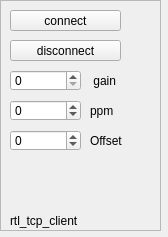
First picture: the form in dab-maxi/qt-devices/rtl_tcp/rtl_tcp-widget.ui, repository JvanKatwijk/qt-dab, before the edit.
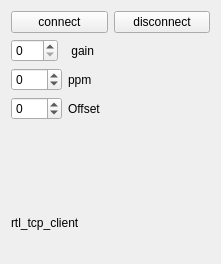
Second picture: the form after the edit.

What changed in the file:
```diff
--- a/dab-maxi/qt-devices/rtl_tcp/rtl_tcp-widget.ui
+++ b/dab-maxi/qt-devices/rtl_tcp/rtl_tcp-widget.ui
@@ -6,172 +6,93 @@
    <rect>
     <x>0</x>
     <y>0</y>
-    <width>168</width>
-    <height>237</height>
+    <width>221</width>
+    <height>264</height>
    </rect>
   </property>
   <property name="windowTitle">
    <string>rtl-tcp control</string>
   </property>
-  <widget class="QFrame" name="frame">
-   <property name="geometry">
-    <rect>
-     <x>0</x>
-     <y>0</y>
-     <width>161</width>
-     <height>231</height>
-    </rect>
-   </property>
-   <property name="frameShape">
-    <enum>QFrame::StyledPanel</enum>
-   </property>
-   <property name="frameShadow">
-    <enum>QFrame::Raised</enum>
-   </property>
-   <widget class="QLabel" name="label">
-    <property name="geometry">
-     <rect>
-      <x>10</x>
-      <y>210</y>
-      <width>111</width>
-      <height>21</height>
-     </rect>
-    </property>
-    <property name="text">
-     <string>rtl_tcp_client</string>
-    </property>
-   </widget>
-   <widget class="QLabel" name="state">
-    <property name="geometry">
-     <rect>
-      <x>10</x>
-      <y>160</y>
-      <width>141</width>
-      <height>41</height>
-     </rect>
-    </property>
-    <property name="text">
-     <string/>
-    </property>
-   </widget>
+  <layout class="QVBoxLayout" name="verticalLayout">
+   <item>
+    <layout class="QHBoxLayout" name="horizontalLayout">
+     <item>
    <widget class="QPushButton" name="tcp_connect">
-    <property name="geometry">
-     <rect>
-      <x>10</x>
-      <y>10</y>
-      <width>111</width>
-      <height>21</height>
-     </rect>
-    </property>
     <property name="text">
      <string>connect</string>
     </property>
    </widget>
+     </item>
+     <item>
    <widget class="QPushButton" name="tcp_disconnect">
-    <property name="geometry">
-     <rect>
-      <x>10</x>
-      <y>40</y>
-      <width>111</width>
-      <height>21</height>
-     </rect>
-    </property>
     <property name="text">
      <string>disconnect</string>
     </property>
    </widget>
-   <widget class="QLabel" name="connectedLabel">
-    <property name="geometry">
-     <rect>
-      <x>10</x>
-      <y>159</y>
-      <width>131</width>
-      <height>31</height>
-     </rect>
-    </property>
-    <property name="text">
-     <string/>
-    </property>
-   </widget>
+     </item>
+    </layout>
+   </item>
+   <item>
+    <layout class="QFormLayout" name="formLayout">
+     <item row="0" column="0">
    <widget class="QSpinBox" name="tcp_gain">
-    <property name="geometry">
-     <rect>
-      <x>10</x>
-      <y>70</y>
-      <width>71</width>
-      <height>21</height>
-     </rect>
-    </property>
     <property name="maximum">
      <number>999</number>
     </property>
    </widget>
-   <widget class="QSpinBox" name="tcp_ppm">
-    <property name="geometry">
-     <rect>
-      <x>10</x>
-      <y>100</y>
-      <width>71</width>
-      <height>21</height>
-     </rect>
-    </property>
-    <property name="minimum">
-     <number>-100</number>
-    </property>
-   </widget>
+     </item>
+     <item row="0" column="1">
    <widget class="QLabel" name="label_2">
-    <property name="geometry">
-     <rect>
-      <x>90</x>
-      <y>70</y>
-      <width>51</width>
-      <height>21</height>
-     </rect>
-    </property>
     <property name="text">
      <string> gain</string>
     </property>
    </widget>
+     </item>
+     <item row="1" column="0">
+      <widget class="QSpinBox" name="tcp_ppm">
+       <property name="minimum">
+        <number>-100</number>
+       </property>
+      </widget>
+     </item>
+     <item row="1" column="1">
    <widget class="QLabel" name="label_3">
-    <property name="geometry">
-     <rect>
-      <x>90</x>
-      <y>100</y>
-      <width>61</width>
-      <height>21</height>
-     </rect>
-    </property>
     <property name="text">
      <string>ppm</string>
     </property>
    </widget>
+     </item>
+     <item row="2" column="0">
    <widget class="QSpinBox" name="khzOffset">
-    <property name="geometry">
-     <rect>
-      <x>10</x>
-      <y>130</y>
-      <width>71</width>
-      <height>21</height>
-     </rect>
-    </property>
     <property name="minimum">
      <number>-100</number>
     </property>
    </widget>
+     </item>
+     <item row="2" column="1">
    <widget class="QLabel" name="label_4">
-    <property name="geometry">
-     <rect>
-      <x>90</x>
-      <y>130</y>
-      <width>51</width>
-      <height>21</height>
-     </rect>
-    </property>
     <property name="text">
      <string>Offset</string>
     </property>
    </widget>
-  </widget>
+     </item>
+    </layout>
+   </item>
+   <item>
+    <widget class="QLabel" name="theState">
+     <property name="text">
+      <string/>
+     </property>
+    </widget>
+   </item>
+   <item>
+    <widget class="QLabel" name="label">
+     <property name="text">
+      <string>rtl_tcp_client</string>
+     </property>
+    </widget>
+   </item>
+  </layout>
  </widget>
  <resources/>
  <connections/>
```
Lines whose indentation alone changed are shown as unchanged.
